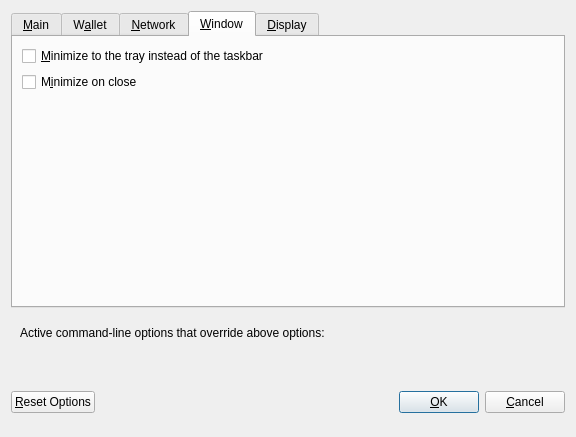
First picture: the form in src/qt/forms/optionsdialog.ui, repository nyxpay/nyx, before the edit.
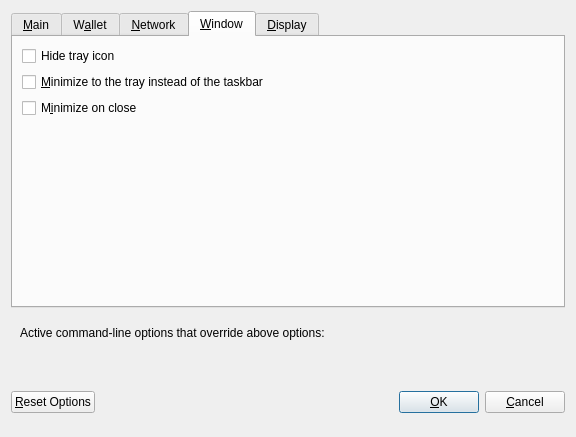
Second picture: the form after the edit. The open tabs and pages were chosen to show the change. Custom widgets are drawn as their Qt base class.

Patch:
```diff
--- a/src/qt/forms/optionsdialog.ui
+++ b/src/qt/forms/optionsdialog.ui
@@ -613,6 +613,16 @@
        <string>&amp;Window</string>
       </attribute>
       <layout class="QVBoxLayout" name="verticalLayout_Window">
+       <item>
+        <widget class="QCheckBox" name="hideTrayIcon">
+         <property name="toolTip">
+          <string>&amp;Hide the icon from the system tray.</string>
+         </property>
+         <property name="text">
+          <string>Hide tray icon</string>
+         </property>
+        </widget>
+       </item>
        <item>
         <widget class="QCheckBox" name="minimizeToTray">
          <property name="toolTip">
```
